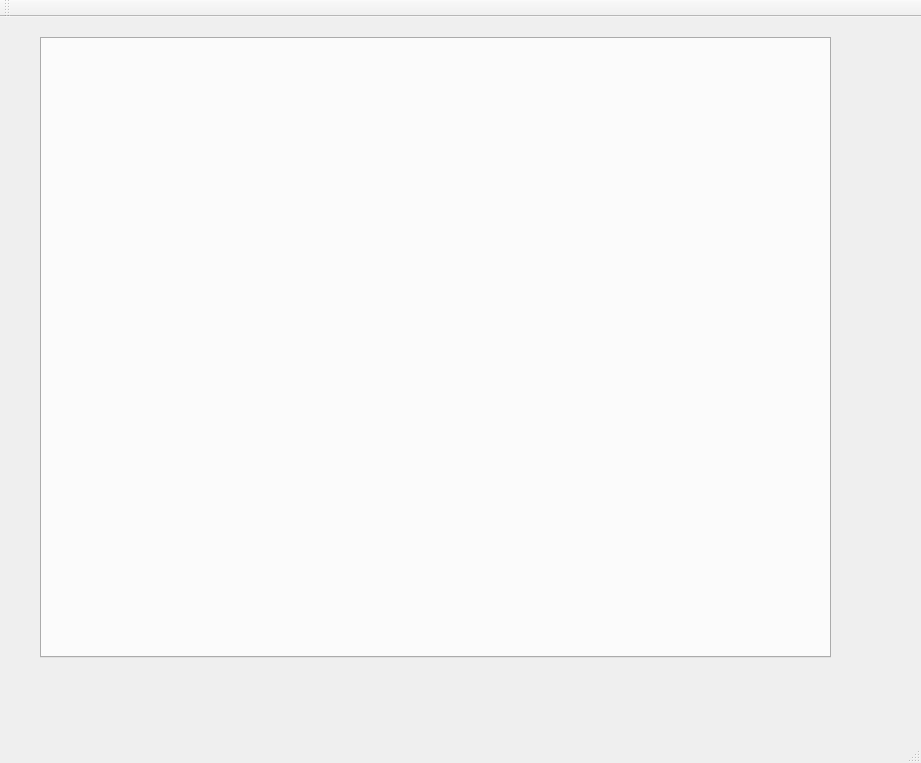
The window that OTP_Guide_Auto_Create/OTP_Guide_Auto_Create.ui (OliverZhangMin/OTP_Guide) describes before a commit, drawn with Qt 5.
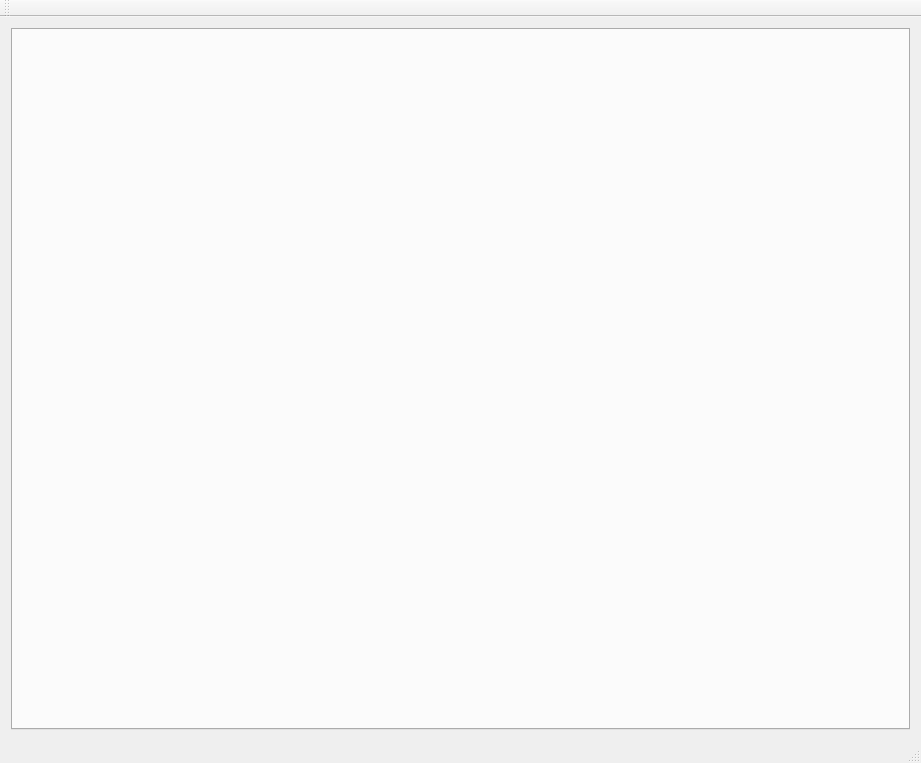
The same window after the commit.

Diff of the .ui file:
```diff
--- a/OTP_Guide_Auto_Create/OTP_Guide_Auto_Create.ui
+++ b/OTP_Guide_Auto_Create/OTP_Guide_Auto_Create.ui
@@ -14,15 +14,9 @@
    <string>OTP_Guide_Auto_Create</string>
   </property>
   <widget class="QWidget" name="centralWidget">
+   <layout class="QVBoxLayout" name="verticalLayout">
+    <item>
    <widget class="QTabWidget" name="m_tabWidget">
-    <property name="geometry">
-     <rect>
-      <x>40</x>
-      <y>20</y>
-      <width>791</width>
-      <height>621</height>
-     </rect>
-    </property>
     <property name="currentIndex">
      <number>-1</number>
     </property>
@@ -30,6 +24,8 @@
      <bool>true</bool>
     </property>
    </widget>
+    </item>
+   </layout>
   </widget>
   <widget class="QMenuBar" name="menuBar">
    <property name="geometry">
```
Lines whose indentation alone changed are shown as unchanged.
